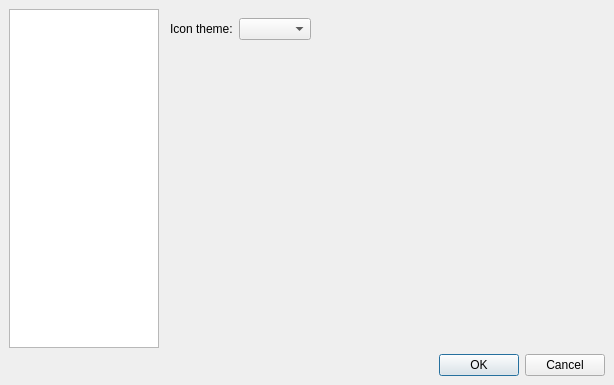
Above: gui/dialogs/settings.ui from uliss/quneiform before the change. Below: the same form after it.
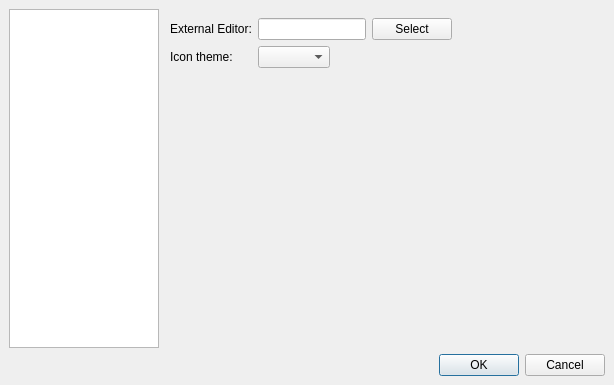
That is the form after the change. Custom widgets are drawn as their Qt base class.

Commit message: Open in external editor action added

What changed in the file:
```diff
--- a/gui/dialogs/settings.ui
+++ b/gui/dialogs/settings.ui
@@ -77,14 +77,35 @@
              <property name="fieldGrowthPolicy">
               <enum>QFormLayout::FieldsStayAtSizeHint</enum>
              </property>
-             <item row="0" column="0">
+             <item row="1" column="0">
+              <widget class="QLabel" name="externalEditorLabel">
+               <property name="text">
+                <string>External Editor:</string>
+               </property>
+              </widget>
+             </item>
+             <item row="1" column="1">
+              <layout class="QHBoxLayout">
+               <item>
+                <widget class="QLineEdit" name="externalEditorLineEdit"/>
+               </item>
+               <item>
+                <widget class="QPushButton" name="selectExternalEditor">
+                 <property name="text">
+                  <string>Select</string>
+                 </property>
+                </widget>
+               </item>
+              </layout>
+             </item>
+             <item row="2" column="0">
               <widget class="QLabel" name="themesLabel">
                <property name="text">
                 <string>Icon theme:</string>
                </property>
               </widget>
              </item>
-             <item row="0" column="1">
+             <item row="2" column="1">
               <widget class="QComboBox" name="themesList"/>
              </item>
             </layout>
```
The commit also changes 12 other files.
